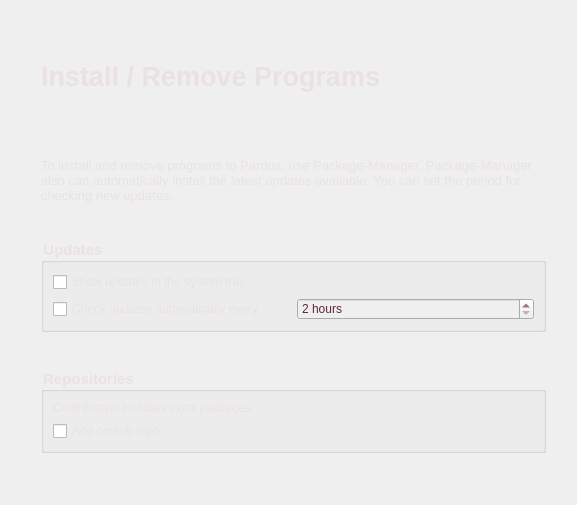
First picture: the form in kde/kaptan/src/gui/packageWidget.ui, repository pars-linux/uludag, before the edit.
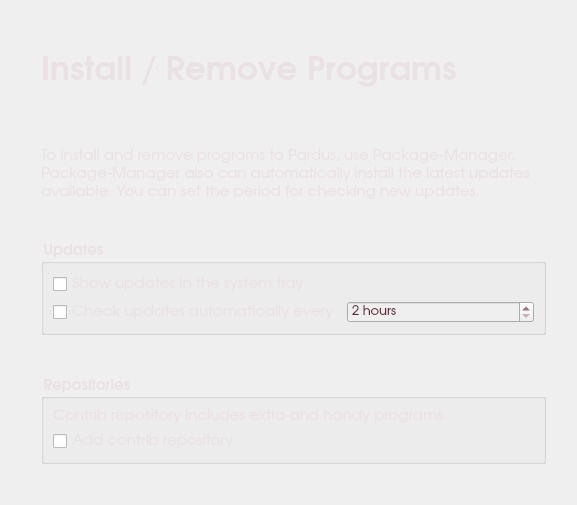
Second picture: the form after the edit.

Commit message: fixed junk html in po files

What changed in the file:
```diff
--- a/kde/kaptan/src/gui/packageWidget.ui
+++ b/kde/kaptan/src/gui/packageWidget.ui
@@ -14,7 +14,7 @@
    <string>Packages</string>
   </property>
   <property name="styleSheet">
-   <string>color: rgb(95, 34, 52);</string>
+   <string>color: rgb(234, 225, 228);</string>
   </property>
   <layout class="QGridLayout" name="gridLayout">
    <item row="5" column="1">
@@ -29,6 +29,7 @@
        </property>
        <property name="font">
         <font>
+         <family>URW Gothic L</family>
          <pointsize>11</pointsize>
          <weight>75</weight>
          <bold>true</bold>
@@ -40,9 +41,18 @@
        <property name="title">
         <string>Updates</string>
        </property>
+       <property name="flat">
+        <bool>true</bool>
+       </property>
        <layout class="QVBoxLayout" name="verticalLayout">
         <item>
          <widget class="QCheckBox" name="showTray">
+          <property name="font">
+           <font>
+            <family>URW Gothic L</family>
+            <pointsize>11</pointsize>
+           </font>
+          </property>
           <property name="styleSheet">
            <string notr="true"/>
           </property>
@@ -55,6 +65,12 @@
          <layout class="QHBoxLayout" name="horizontalLayout">
           <item>
            <widget class="QCheckBox" name="checkUpdate">
+            <property name="font">
+             <font>
+              <family>URW Gothic L</family>
+              <pointsize>11</pointsize>
+             </font>
+            </property>
             <property name="styleSheet">
              <string notr="true"/>
             </property>
@@ -68,6 +84,12 @@
             <property name="enabled">
              <bool>false</bool>
             </property>
+            <property name="font">
+             <font>
+              <family>URW Gothic L</family>
+              <pointsize>10</pointsize>
+             </font>
+            </property>
             <property name="styleSheet">
              <string>color: #642437;</string>
             </property>
@@ -92,6 +114,7 @@
       <widget class="QGroupBox" name="groupBoxRepo">
        <property name="font">
         <font>
+         <family>URW Gothic L</family>
          <pointsize>11</pointsize>
          <weight>75</weight>
          <bold>true</bold>
@@ -103,24 +126,39 @@
        <property name="title">
         <string>Repositories</string>
        </property>
+       <property name="flat">
+        <bool>true</bool>
+       </property>
        <layout class="QVBoxLayout" name="verticalLayout_2">
         <item>
          <widget class="QLabel" name="label_3">
+          <property name="font">
+           <font>
+            <family>URW Gothic L</family>
+            <pointsize>11</pointsize>
+           </font>
+          </property>
           <property name="styleSheet">
            <string notr="true"/>
           </property>
           <property name="text">
-           <string>Contrib repo includes extra packages.</string>
+           <string>Contrib repository includes extra and handy programs.</string>
           </property>
          </widget>
         </item>
         <item>
          <widget class="QCheckBox" name="checkBoxContrib">
+          <property name="font">
+           <font>
+            <family>URW Gothic L</family>
+            <pointsize>11</pointsize>
+           </font>
+          </property>
           <property name="styleSheet">
            <string notr="true"/>
           </property>
           <property name="text">
-           <string>Add contrib repo</string>
+           <string>Add contrib repository</string>
           </property>
          </widget>
         </item>
@@ -139,6 +177,12 @@
          <height>0</height>
         </size>
        </property>
+       <property name="font">
+        <font>
+         <family>URW Gothic L</family>
+         <pointsize>11</pointsize>
+        </font>
+       </property>
        <property name="styleSheet">
         <string notr="true"/>
        </property>
@@ -146,11 +190,7 @@
         <enum>QFrame::Raised</enum>
        </property>
        <property name="text">
-        <string>&lt;!DOCTYPE HTML PUBLIC &quot;-//W3C//DTD HTML 4.0//EN&quot; &quot;http://www.w3.org/TR/REC-html40/strict.dtd&quot;&gt;
-&lt;html&gt;&lt;head&gt;&lt;meta name=&quot;qrichtext&quot; content=&quot;1&quot; /&gt;&lt;style type=&quot;text/css&quot;&gt;
-p, li { white-space: pre-wrap; }
-&lt;/style&gt;&lt;/head&gt;&lt;body style=&quot; font-family:'Sans Serif'; font-size:8pt; font-weight:400; font-style:normal;&quot;&gt;
-&lt;p style=&quot; margin-top:0px; margin-bottom:0px; margin-left:0px; margin-right:0px; -qt-block-indent:0; text-indent:0px;&quot;&gt;&lt;span style=&quot; font-size:10pt; color:#eae1e4;&quot;&gt;To install and remove programs to Pardus, use Package-Manager. Package-Manager also can automatically install the latest updates available. You can set the period for checking new updates.&lt;/span&gt;&lt;/p&gt;&lt;/body&gt;&lt;/html&gt;</string>
+        <string>To install and remove programs to Pardus, use Package-Manager. Package-Manager also can automatically install the latest updates available. You can set the period for checking new updates.</string>
        </property>
        <property name="wordWrap">
         <bool>true</bool>
@@ -255,20 +295,17 @@
      </property>
      <property name="font">
       <font>
-       <pointsize>20</pointsize>
+       <family>URW Gothic L</family>
+       <pointsize>25</pointsize>
        <weight>75</weight>
        <bold>true</bold>
       </font>
      </property>
      <property name="styleSheet">
-      <string>color: rgb(95, 34, 52);</string>
+      <string/>
      </property>
      <property name="text">
-      <string>&lt;!DOCTYPE HTML PUBLIC &quot;-//W3C//DTD HTML 4.0//EN&quot; &quot;http://www.w3.org/TR/REC-html40/strict.dtd&quot;&gt;
-&lt;html&gt;&lt;head&gt;&lt;meta name=&quot;qrichtext&quot; content=&quot;1&quot; /&gt;&lt;style type=&quot;text/css&quot;&gt;
-p, li { white-space: pre-wrap; }
-&lt;/style&gt;&lt;/head&gt;&lt;body style=&quot; font-family:'Sans Serif'; font-size:20pt; font-weight:600; font-style:normal;&quot;&gt;
-&lt;p style=&quot; margin-top:0px; margin-bottom:0px; margin-left:0px; margin-right:0px; -qt-block-indent:0; text-indent:0px;&quot;&gt;&lt;span style=&quot; color:#eae1e4;&quot;&gt;Install / Remove Programs&lt;/span&gt;&lt;/p&gt;&lt;/body&gt;&lt;/html&gt;</string>
+      <string>Install / Remove Programs</string>
      </property>
     </widget>
    </item>
```
The commit also changes 13 other files.
